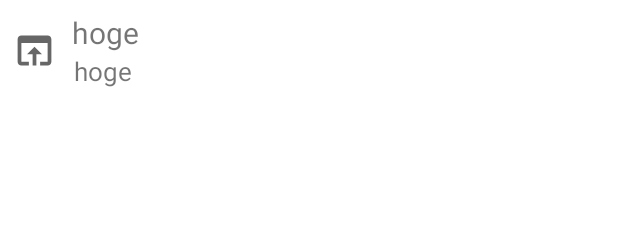
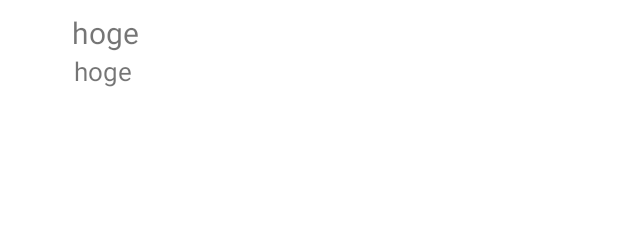
Before and after one commit to daiki0508/QRCodeReader, an Android app: the layout row_history.xml on its own in the app's theme, with its tools: preview values and no code run, on a phone screen of 412 x 824 dp. Shown: the top 225 px of the screen. Run offline under Robolectric (Android 15) with nearby library versions, the phone set to English and light mode, and no system bars.

Commit message:
Part of the layout of RecyclerView has been standardized. Along with that, unnecessary files are deleted.

```diff
--- a/app/src/main/java/com/websarva/wings/android/qrcodereader/ui/fragment/create/SelectFragment.kt
+++ b/app/src/main/java/com/websarva/wings/android/qrcodereader/ui/fragment/create/SelectFragment.kt
@@ -8,7 +8,7 @@ import androidx.fragment.app.Fragment
 import androidx.recyclerview.widget.DividerItemDecoration
 import androidx.recyclerview.widget.LinearLayoutManager
 import com.websarva.wings.android.qrcodereader.databinding.FragmentSelectBinding
-import com.websarva.wings.android.qrcodereader.ui.recyclerview.select.RecyclerViewAdapter
+import com.websarva.wings.android.qrcodereader.ui.recyclerview.create.select.RecyclerViewAdapter
 import com.websarva.wings.android.qrcodereader.viewmodel.MainViewModel
 import org.koin.androidx.viewmodel.ext.android.sharedViewModel
 
--- a/app/src/main/java/com/websarva/wings/android/qrcodereader/ui/recyclerview/afterscan/RecyclerViewHolder.kt
+++ b/app/src/main/java/com/websarva/wings/android/qrcodereader/ui/recyclerview/afterscan/RecyclerViewHolder.kt
@@ -7,6 +7,6 @@ import androidx.recyclerview.widget.RecyclerView
 import com.websarva.wings.android.qrcodereader.R
 
 class RecyclerViewHolder(var view: View): RecyclerView.ViewHolder(view) {
-    val icon: ImageView = view.findViewById(R.id.actionIcon)
-    val text: TextView = view.findViewById(R.id.actionText)
+    val icon: ImageView = view.findViewById(R.id.icon)
+    val text: TextView = view.findViewById(R.id.title)
 }
--- a/app/src/main/java/com/websarva/wings/android/qrcodereader/ui/recyclerview/select/RecyclerViewHolder.kt
+++ b/app/src/main/java/com/websarva/wings/android/qrcodereader/ui/recyclerview/create/RecyclerViewHolder.kt
@@ -1,4 +1,4 @@
-package com.websarva.wings.android.qrcodereader.ui.recyclerview.select
+package com.websarva.wings.android.qrcodereader.ui.recyclerview.create
 
 import android.view.View
 import android.widget.ImageView
--- a/app/src/main/java/com/websarva/wings/android/qrcodereader/ui/recyclerview/select/RecyclerViewAdapter.kt
+++ b/app/src/main/java/com/websarva/wings/android/qrcodereader/ui/recyclerview/create/select/RecyclerViewAdapter.kt
@@ -1,4 +1,4 @@
-package com.websarva.wings.android.qrcodereader.ui.recyclerview.select
+package com.websarva.wings.android.qrcodereader.ui.recyclerview.create.select
 
 import android.util.Log
 import android.view.LayoutInflater
@@ -10,6 +10,7 @@ import com.websarva.wings.android.qrcodereader.R
 import com.websarva.wings.android.qrcodereader.ui.fragment.create.CreateMapFragment
 import com.websarva.wings.android.qrcodereader.ui.fragment.create.CreateUrlFragment
 import com.websarva.wings.android.qrcodereader.ui.fragment.create.SelectFragment
+import com.websarva.wings.android.qrcodereader.ui.recyclerview.create.RecyclerViewHolder
 
 class RecyclerViewAdapter(
     private val activity: FragmentActivity,
--- a/app/src/main/java/com/websarva/wings/android/qrcodereader/ui/recyclerview/history/RecyclerViewAdapter.kt
+++ b/app/src/main/java/com/websarva/wings/android/qrcodereader/ui/recyclerview/history/RecyclerViewAdapter.kt
@@ -25,7 +25,7 @@ class RecyclerViewAdapter(
         holder.icon.setImageResource(
             when(items[position][History.Type.name]){
                 0 -> R.drawable.ic_baseline_language_24
-                else -> R.drawable.ic_baseline_open_in_browser_24
+                else -> Log.e("ERROR", "不正な操作が行われた可能性があります。")
             }
         )
 
--- a/app/src/main/java/com/websarva/wings/android/qrcodereader/viewmodel/CreateUrlViewModel.kt
+++ b/app/src/main/java/com/websarva/wings/android/qrcodereader/viewmodel/CreateUrlViewModel.kt
@@ -20,6 +20,8 @@ class CreateUrlViewModel: ViewModel() {
         _displayFragment.value = displayFragment
     }
     fun setBundle(url: String){
+        // 空文字チェック
+        if (url.isNotBlank()){
             // bundleに値をセット
             val bundle = Bundle()
             bundle.putString(IntentBundle.ScanUrl.name, url)
@@ -27,6 +29,9 @@ class CreateUrlViewModel: ViewModel() {
 
             // viewへ処理を渡す
             _fragment.value!!.displayFragment()
+        }else{
+            _fragment.value!!.blackToast()
+        }
     }
 
     fun displayFragment(): MutableLiveData<DisplayFragment>{
--- /dev/null
+++ b/app/src/main/res/drawable/ic_baseline_content_copy_24_white.xml
@@ -0,0 +1,5 @@
+<vector android:height="24dp" android:tint="#FFFFFF"
+    android:viewportHeight="24" android:viewportWidth="24"
+    android:width="24dp" xmlns:android="http://schemas.android.com/apk/res/android">
+    <path android:fillColor="@android:color/white" android:pathData="M16,1L4,1c-1.1,0 -2,0.9 -2,2v14h2L4,3h12L16,1zM19,5L8,5c-1.1,0 -2,0.9 -2,2v14c0,1.1 0.9,2 2,2h11c1.1,0 2,-0.9 2,-2L21,7c0,-1.1 -0.9,-2 -2,-2zM19,21L8,21L8,7h11v14z"/>
+</vector>
--- a/app/src/main/res/drawable/ic_baseline_open_in_browser_24.xml
+++ /dev/null
@@ -1,10 +0,0 @@
-<vector xmlns:android="http://schemas.android.com/apk/res/android"
-    android:width="24dp"
-    android:height="24dp"
-    android:viewportWidth="24"
-    android:viewportHeight="24"
-    android:tint="?attr/colorControlNormal">
-  <path
-      android:fillColor="@android:color/white"
-      android:pathData="M19,4L5,4c-1.11,0 -2,0.9 -2,2v12c0,1.1 0.89,2 2,2h4v-2L5,18L5,8h14v10h-4v2h4c1.1,0 2,-0.9 2,-2L21,6c0,-1.1 -0.89,-2 -2,-2zM12,10l-4,4h3v6h2v-6h3l-4,-4z"/>
-</vector>
--- /dev/null
+++ b/app/src/main/res/drawable/ic_baseline_open_in_browser_24_white.xml
@@ -0,0 +1,5 @@
+<vector android:height="24dp" android:tint="#FFFFFF"
+    android:viewportHeight="24" android:viewportWidth="24"
+    android:width="24dp" xmlns:android="http://schemas.android.com/apk/res/android">
+    <path android:fillColor="@android:color/white" android:pathData="M19,4L5,4c-1.11,0 -2,0.9 -2,2v12c0,1.1 0.89,2 2,2h4v-2L5,18L5,8h14v10h-4v2h4c1.1,0 2,-0.9 2,-2L21,6c0,-1.1 -0.89,-2 -2,-2zM12,10l-4,4h3v6h2v-6h3l-4,-4z"/>
+</vector>
--- /dev/null
+++ b/app/src/main/res/drawable/ic_baseline_share_24_white.xml
@@ -0,0 +1,5 @@
+<vector android:height="24dp" android:tint="#FFFFFF"
+    android:viewportHeight="24" android:viewportWidth="24"
+    android:width="24dp" xmlns:android="http://schemas.android.com/apk/res/android">
+    <path android:fillColor="@android:color/white" android:pathData="M18,16.08c-0.76,0 -1.44,0.3 -1.96,0.77L8.91,12.7c0.05,-0.23 0.09,-0.46 0.09,-0.7s-0.04,-0.47 -0.09,-0.7l7.05,-4.11c0.54,0.5 1.25,0.81 2.04,0.81 1.66,0 3,-1.34 3,-3s-1.34,-3 -3,-3 -3,1.34 -3,3c0,0.24 0.04,0.47 0.09,0.7L8.04,9.81C7.5,9.31 6.79,9 6,9c-1.66,0 -3,1.34 -3,3s1.34,3 3,3c0.79,0 1.5,-0.31 2.04,-0.81l7.12,4.16c-0.05,0.21 -0.08,0.43 -0.08,0.65 0,1.61 1.31,2.92 2.92,2.92 1.61,0 2.92,-1.31 2.92,-2.92s-1.31,-2.92 -2.92,-2.92z"/>
+</vector>
--- a/app/src/main/res/layout/row_history.xml
+++ b/app/src/main/res/layout/row_history.xml
@@ -25,7 +25,7 @@
                     android:id="@+id/icon"
                     android:layout_width="30dp"
                     android:layout_height="30dp"
-                    android:src="@drawable/ic_baseline_open_in_browser_24" />
+                    android:src="@drawable/ic_baseline_open_in_browser_24_white" />
             </LinearLayout>
 
             <LinearLayout
--- a/app/src/main/res/layout/row_select.xml
+++ b/app/src/main/res/layout/row_select.xml
@@ -23,7 +23,7 @@
                 android:layout_height="30dp"
                 android:scaleType="centerCrop"
                 android:layout_gravity="center"
-                android:src="@drawable/ic_baseline_open_in_browser_24"/>
+                android:src="@drawable/ic_baseline_open_in_browser_24_white"/>
         </androidx.cardview.widget.CardView>
 
         <TextView
```
Also changed, not shown: app/src/main/java/com/websarva/wings/android/qrcodereader/ui/fragment/create/CreateUrlFragment.kt (+9 -1 lines), app/src/main/java/com/websarva/wings/android/qrcodereader/ui/fragment/create/DisplayFragment.kt (+10 -0 lines), app/src/main/java/com/websarva/wings/android/qrcodereader/ui/recyclerview/afterscan/RecyclerViewAdapter.kt (+4 -4 lines), app/src/main/java/com/websarva/wings/android/qrcodereader/ui/recyclerview/create/display/RecyclerViewAdapter.kt (added, +30 -0 lines), app/src/main/res/drawable/ic_baseline_content_copy_24.xml (deleted, +0 -10 lines), app/src/main/res/drawable/ic_baseline_share_24.xml (deleted, +0 -10 lines), app/src/main/res/layout/fragment_display.xml (+24 -0 lines), app/src/main/res/layout/row_afterscan.xml (deleted, +0 -28 lines). Lines whose indentation alone changed are shown as unchanged.
